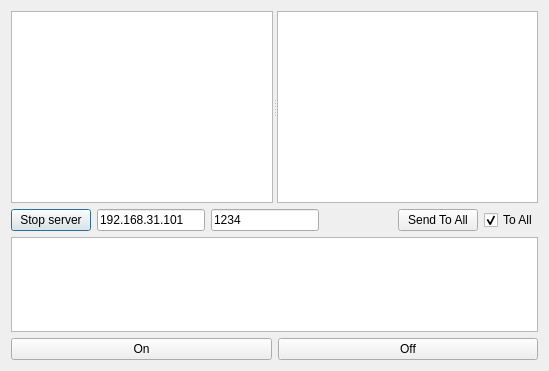
The window that dialog.ui (adratkovskiy/marvin) describes before a commit, drawn with Qt 5.
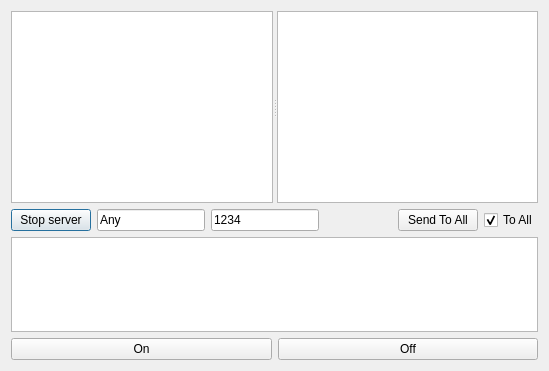
The same window after the commit.

Diff of the .ui file:
```diff
--- a/dialog.ui
+++ b/dialog.ui
@@ -64,7 +64,7 @@
      <item>
       <widget class="QLineEdit" name="leHost">
        <property name="text">
-        <string>192.168.31.101</string>
+        <string>Any</string>
        </property>
       </widget>
      </item>
```
